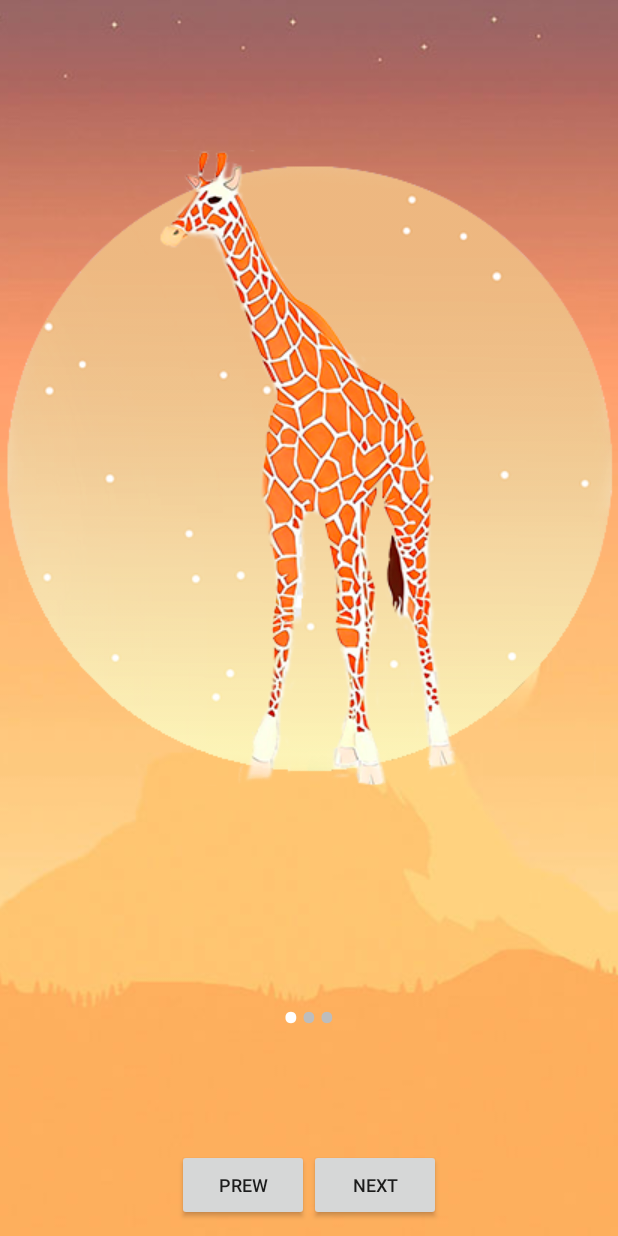
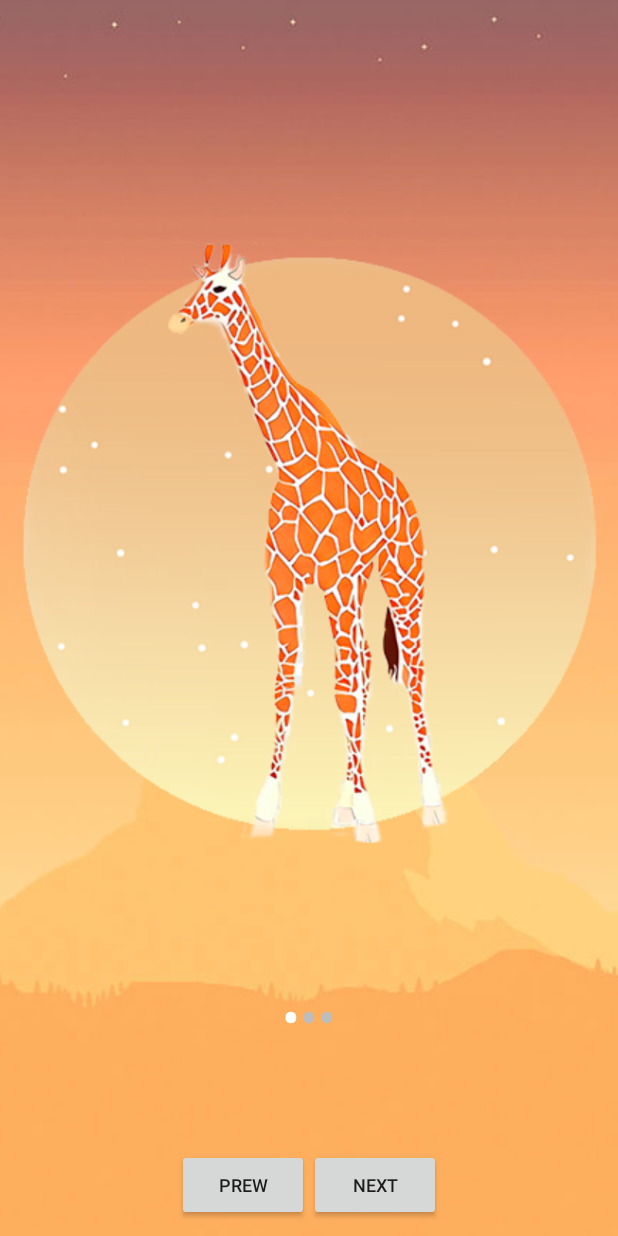
Before and after one commit to AnatoliyVinokurov/SlidingLayoutKotlin, an Android app: the screen it shows after launch (MainActivity), on a phone screen of 412 x 824 dp. Run offline under Robolectric (Android 15) with nearby library versions, the phone set to English and light mode, and no system bars.

Commit message:
edited the main layout

```diff
--- a/app/src/main/res/layout/activity_main.xml
+++ b/app/src/main/res/layout/activity_main.xml
@@ -16,7 +16,11 @@
     <androidx.viewpager.widget.ViewPager
         android:id="@+id/slideViewPager"
         android:layout_width="wrap_content"
-        android:layout_height="wrap_content">
+        android:layout_height="wrap_content"
+        android:layout_marginStart="5dp"
+        android:layout_marginTop="100dp"
+        android:layout_marginEnd="5dp"
+        android:layout_marginBottom="200dp">
 
     </androidx.viewpager.widget.ViewPager>
 
--- a/app/src/main/res/layout/slide_layout.xml
+++ b/app/src/main/res/layout/slide_layout.xml
@@ -7,13 +7,9 @@
 
     <ImageView
         android:id="@+id/slideImage"
-        android:layout_width="wrap_content"
-        android:layout_height="wrap_content"
+        android:layout_width="match_parent"
+        android:layout_height="match_parent"
         android:layout_centerHorizontal="true"
-        android:layout_marginStart="500dp"
-        android:layout_marginTop="100dp"
-        android:layout_marginEnd="50dp"
-        android:layout_marginBottom="200dp"
         android:src="@drawable/main_img_giraffe"/>
 
 </RelativeLayout>
```
